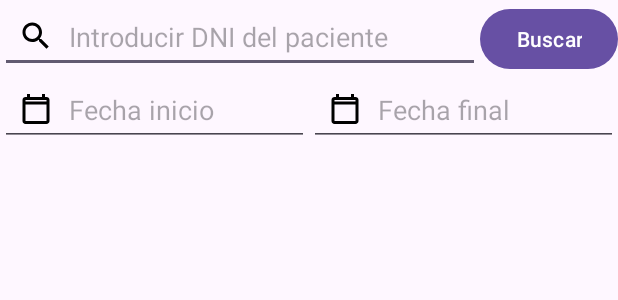
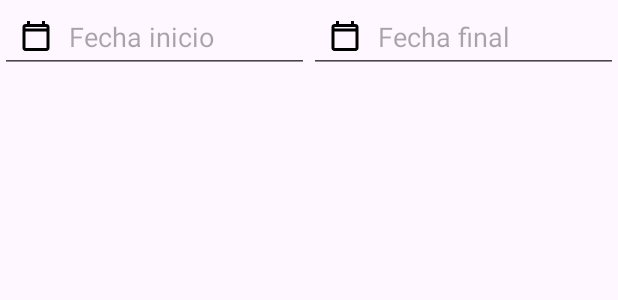
Before and after one commit to EdgarMontero/ProyectoDAMcliente, an Android app: the layout fragment_historial_paciente.xml on its own in the app's theme, with its tools: preview values and no code run, on a phone screen of 412 x 824 dp. Shown: the top 300 px of the screen. Run offline under Robolectric (Android 15) with nearby library versions, the phone set to English and light mode, and no system bars.

Commit message:
commit 4 (historial paciente 95%)

```diff
--- a/app/src/main/java/com/edgarmontero/proyectoDam/MainActivity.java
+++ b/app/src/main/java/com/edgarmontero/proyectoDam/MainActivity.java
@@ -98,7 +98,7 @@ public class MainActivity extends AppCompatActivity {
                                 // Guardar DNI Medico en SharedPreferences
                                 SharedPreferences sharedPreferences = getSharedPreferences("MyPrefs", MODE_PRIVATE);
                                 SharedPreferences.Editor editor = sharedPreferences.edit();
-                                editor.putString("dni_medico", parts[1]);
+                                editor.putString("dni_paciente", parts[1]);
                                 editor.apply();
 
                                 // Cambio a la actividad del menú principal
--- a/app/src/main/res/layout/fragment_historial_paciente.xml
+++ b/app/src/main/res/layout/fragment_historial_paciente.xml
@@ -9,31 +9,6 @@
         android:layout_width="match_parent"
         android:layout_height="match_parent"
         android:orientation="vertical">
-
-        <LinearLayout
-            android:layout_width="match_parent"
-            android:layout_height="wrap_content"
-            android:orientation="horizontal"
-            tools:context=".ui.HistorialPaciente">
-
-            <EditText
-                android:id="@+id/editTextDniPaciente"
-                android:layout_width="0dp"
-                android:layout_height="wrap_content"
-                android:layout_weight="1"
-                android:drawableStart="@drawable/ic_search_black_24dp"
-                android:drawablePadding="10dp"
-                android:hint="@string/buscar_usuario"
-                android:inputType="text"
-                android:padding="12dp" />
-
-            <Button
-                android:id="@+id/buttonBuscarPaciente"
-                android:layout_width="wrap_content"
-                android:layout_height="wrap_content"
-                android:text="@string/buscar" />
-
-        </LinearLayout>
 
         <LinearLayout
             android:layout_width="match_parent"
@@ -66,8 +41,7 @@
         <ListView
             android:id="@+id/listViewConsultas"
             android:layout_width="match_parent"
-            android:layout_height="match_parent"
-            android:layout_below="@id/editTextDniPaciente" />
+            android:layout_height="match_parent" />
 
     </LinearLayout>
 
```
Also changed, not shown: app/src/main/java/com/edgarmontero/proyectoDam/ui/HistorialPaciente.java (+9 -80 lines), app/src/main/res/values/strings.xml (+1 -6 lines).
